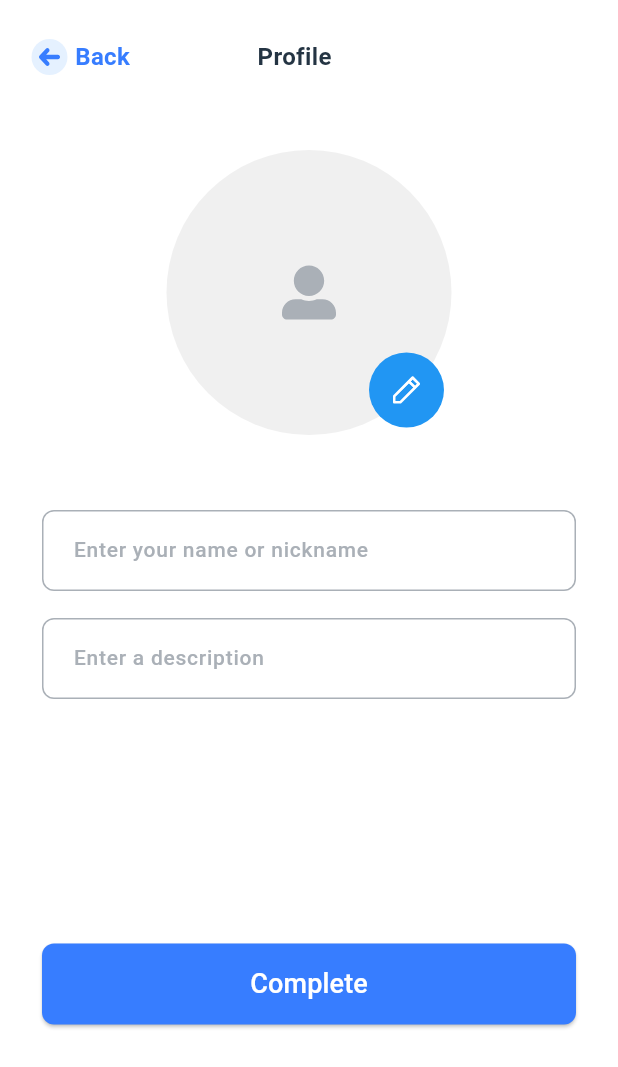
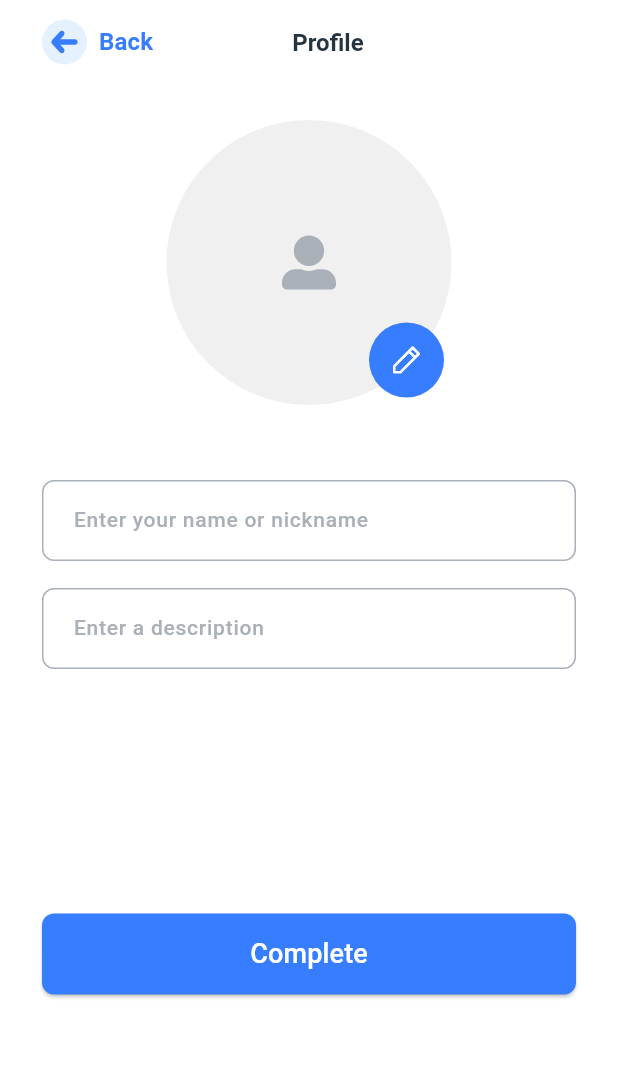
Before and after one commit to navruzaavazova/talky_new, a Flutter app: the ProfilePage screen opened by its route, on a phone screen of 412 x 824 dp. Shown: the top 1067 px of the screen. Run offline on Flutter 3.47's test engine with Material 3 defaults, Android fonts, the phone set to English and light mode, and no system bars; our stand-ins replace cloud_firestore, file_picker, firebase_auth, firebase_core, firebase_storage, flutter_svg and 2 more; missing offline and left inert: email_otp; accounts and stored records are empty.

Commit message:
Fix avatar, sizedBox, CustomAppBar

```diff
--- a/lib/app.dart
+++ b/lib/app.dart
@@ -5,6 +5,7 @@ import 'package:talky_new/providers/firebase_provider.dart';
 import 'package:talky_new/providers/image_picker_provider.dart';
 import 'package:talky_new/providers/loading_indicator_provider.dart';
 import 'package:talky_new/providers/otp_form_provider.dart';
+import 'package:talky_new/splash_page/splash_page.dart';
 import 'package:talky_new/utils/app_colors.dart';
 import 'package:talky_new/utils/app_router.dart';
 
@@ -34,7 +35,7 @@ class App extends StatelessWidget {
           primaryColor: AppColors.primaryBlue,
         ),
         onGenerateRoute: AppRouter.generateRoute,
-        home: ProfilePage(),
+        home: const SplashPage(),
       ),
     );
   }
--- a/lib/profile_page.dart/profile_page.dart
+++ b/lib/profile_page.dart/profile_page.dart
@@ -7,7 +7,6 @@ import 'package:talky_new/providers/image_picker_provider.dart';
 import 'package:talky_new/providers/loading_indicator_provider.dart';
 import 'package:talky_new/utils/app_colors.dart';
 import 'package:talky_new/utils/app_icons.dart';
-import 'package:talky_new/utils/app_route_names.dart';
 import 'package:talky_new/utils/app_string.dart';
 import 'package:talky_new/utils/auth_mode.dart';
 import 'package:talky_new/widgets/custom_app_bar.dart';
@@ -23,16 +22,12 @@ class ProfilePage extends StatelessWidget {
     TextEditingController descriptionController = TextEditingController();
     return Scaffold(
       backgroundColor: Colors.white,
-      appBar: PreferredSize(
-        preferredSize: const Size.fromHeight(120),
-        child: CustomAppBar(
-          func: () {
-            Navigator.pushNamed(context, AppRouteNames.signInPage);
-          },
+      appBar: CustomAppBar(
+        func: () {},
         centerText: AppString.profile,
       ),
-      ),
-      body: Padding(
+      body: SafeArea(
+        child: Padding(
           padding: const EdgeInsets.symmetric(
             horizontal: 28,
           ),
@@ -58,7 +53,9 @@ class ProfilePage extends StatelessWidget {
                                   height: 40,
                                 )
                               : Center(
-                                  child: ClipOval(
+                                  child: ClipRRect(
+                                    borderRadius: const BorderRadius.all(
+                                        Radius.circular(95)),
                                     child: Image.file(
                                       imageProvider.selectedImage!,
                                       fit: BoxFit.cover,
@@ -70,17 +67,24 @@ class ProfilePage extends StatelessWidget {
                         Positioned(
                           bottom: 5,
                           right: 5,
-                          child: GestureDetector(
-                            onTap: () async {
+                          child: IconButton(
+                            onPressed: () async {
                               await imageProvider.imagePicker();
                             },
-                            child: CircleAvatar(
-                                radius: 25,
-                                backgroundColor: Colors.blue,
-                                child: SvgPicture.asset(
+                            icon: SvgPicture.asset(
                               AppIcons.profileEdit.icon,
-                                  height: 24,
-                                )),
+                            ),
+                            iconSize: 24,
+                            style: const ButtonStyle(
+                              backgroundColor: WidgetStatePropertyAll(
+                                AppColors.primaryBlue,
+                              ),
+                              shape: WidgetStatePropertyAll(
+                                CircleBorder(),
+                              ),
+                            ),
+                            constraints:
+                                BoxConstraints.tightFor(height: 50, width: 50),
                           ),
                         ),
                       ],
@@ -112,8 +116,8 @@ class ProfilePage extends StatelessWidget {
                       loadProvider.changeState(
                         AuthMode.isComplete,
                       );
-                        final uploadImage = await firebaseProvider.imageUpload(
-                            imageProvider.selectedImage!);
+                      final uploadImage = await firebaseProvider
+                          .imageUpload(imageProvider.selectedImage!);
                       await firebaseProvider.saveUserData(
                         model: UserDataModel(
                             name: nameController.text,
@@ -122,11 +126,14 @@ class ProfilePage extends StatelessWidget {
                       );
 
                       loadProvider.changeState(AuthMode.isComplete);
-                      }),
+                    },
+                  ),
                 ],
               );
             },
-          )),
+          ),
+        ),
+      ),
     );
   }
 }
--- a/lib/providers/otp_form_provider.dart
+++ b/lib/providers/otp_form_provider.dart
@@ -13,6 +13,7 @@ class OtpFormProvider extends ChangeNotifier {
       appName: AppString.appName,
       otpLength: 4,
       otpType: OTPType.numeric,
+      expiry: 180000,
     );
     return await EmailOTP.sendOTP(email: email);
   }
--- a/lib/widgets/custom_app_bar.dart
+++ b/lib/widgets/custom_app_bar.dart
@@ -4,28 +4,34 @@ import 'package:talky_new/utils/app_colors.dart';
 import 'package:talky_new/utils/app_icons.dart';
 import 'package:talky_new/utils/app_string.dart';
 
-
-class CustomAppBar extends StatelessWidget {
+class CustomAppBar extends StatelessWidget implements PreferredSizeWidget {
   const CustomAppBar({
     super.key,
-    required this.func, this.centerText = '',
+    required this.func,
+    this.centerText = '',
   });
   final Function() func;
   final String centerText;
 
   @override
   Widget build(BuildContext context) {
-    return SafeArea(
-      child: Padding(
-        padding: const EdgeInsets.symmetric(horizontal: 21, vertical: 26),
-        child: Row(
+    return AppBar(
+      title: Row(
         children: [
-            GestureDetector(
-              onTap: func,
-              child: Container(
-                height: 24,
-                width: 24,
-                decoration: BoxDecoration(
+          TextButton.icon(
+            onPressed: func,
+            label: const Text(
+              AppString.back,
+              style: TextStyle(
+                fontSize: 16,
+                fontWeight: FontWeight.w700,
+                color: AppColors.primaryBlue,
+              ),
+            ),
+            icon: Container(
+              height: 30,
+              width: 30,
+              decoration: const BoxDecoration(
                 shape: BoxShape.circle,
                 color: AppColors.secondaryBlue,
               ),
@@ -35,32 +41,32 @@ class CustomAppBar extends StatelessWidget {
                 width: 14,
               ),
             ),
+            style: const ButtonStyle(
+              splashFactory: NoSplash.splashFactory
+
             ),
-            SizedBox(
-              width: 5,
+
           ),
-            Text(
-              AppString.back,
-              style: TextStyle(
-                fontSize: 16,
-                fontWeight: FontWeight.w700,
-                color: AppColors.primaryBlue,
-              ),
-            ),
-            Spacer(),
+          const Spacer(),
           Text(
             centerText,
-              style: TextStyle(
+            style: const TextStyle(
               color: AppColors.blackText,
               fontSize: 16,
               fontWeight: FontWeight.w700,
             ),
           ),
-
-            Spacer(flex: 2),
+          const Spacer(
+            flex: 2,
+          ),
         ],
       ),
-      ),
+      automaticallyImplyLeading: false,
+      backgroundColor: Colors.white,
     );
   }
+
+  @override
+  // TODO: implement preferredSize
+  Size get preferredSize => const Size.fromHeight(56);
 }
```
Also changed, not shown: lib/models/image_model.dart (deleted, +0 -18 lines), lib/providers/firebase_provider.dart (+7 -4 lines), lib/sign_in_mail_page.dart/sign_in_mail_page.dart (+8 -8 lines), lib/sign_in_page.dart/sign_in_page.dart (+8 -2 lines), lib/sign_up_mail_otp_page.dart/sign_up_mail_otp_page.dart (+18 -10 lines), lib/sign_up_mail_page.dart/sign_up_mail_page.dart (+11 -11 lines), lib/sign_up_page.dart/sign_up_page.dart (+21 -13 lines), lib/widgets/or_divider.dart (+6 -10 lines), 1 other file. Lines whose indentation alone changed are shown as unchanged.
